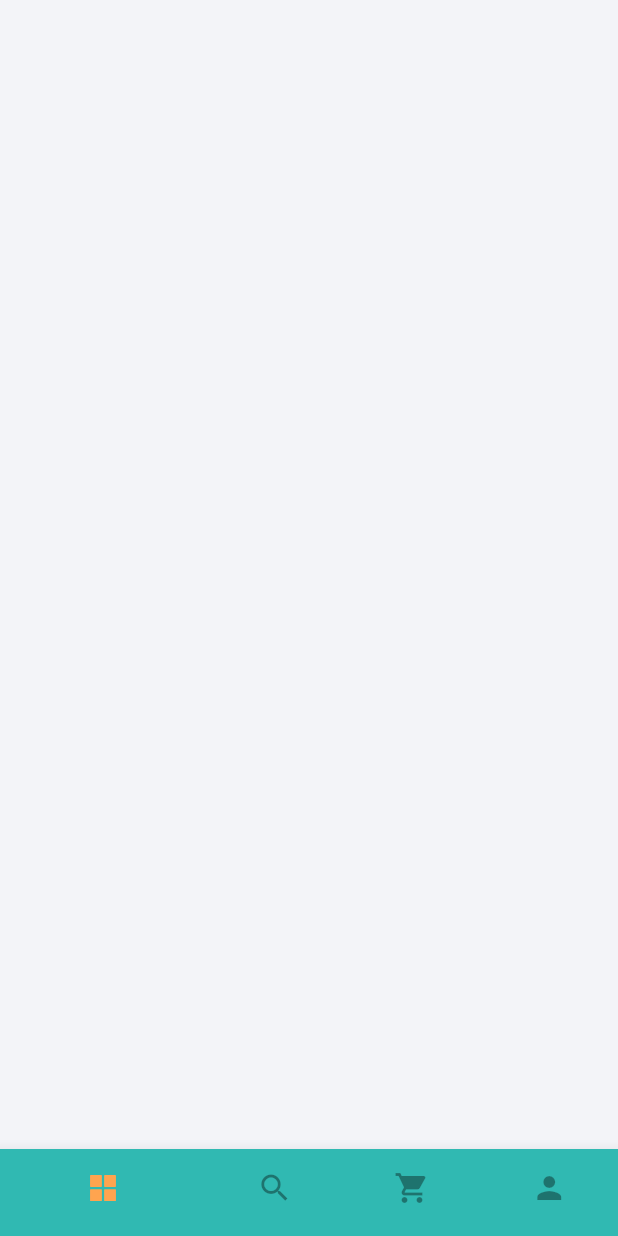
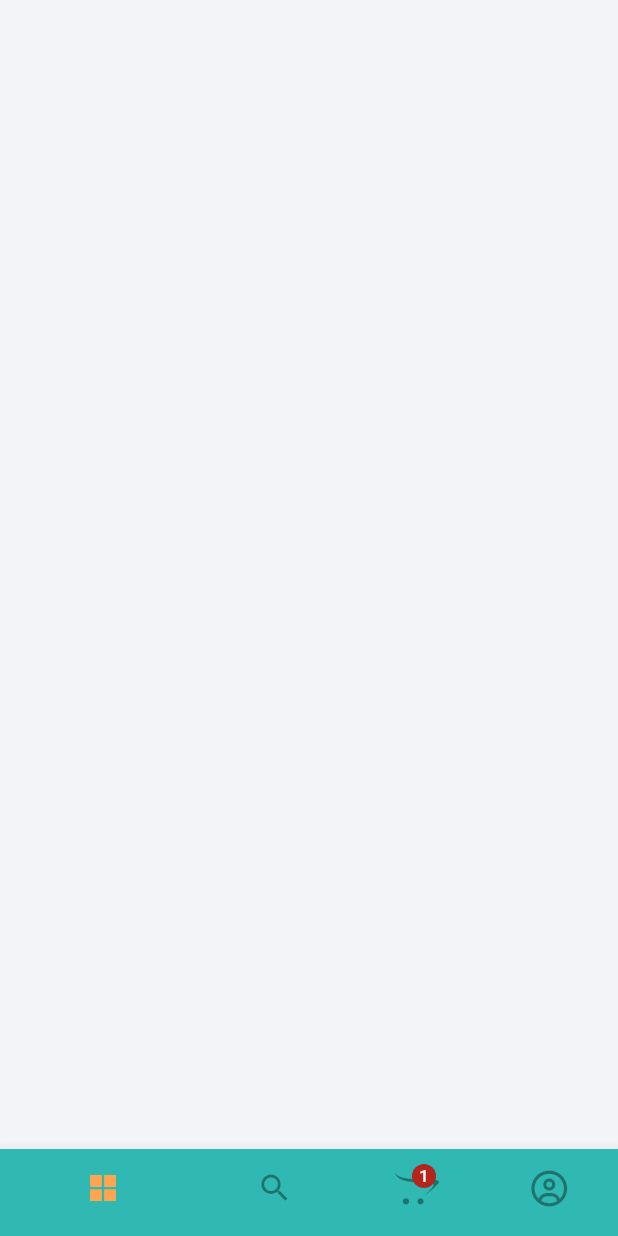
Before and after one commit to HumaCode/foodly---flutter, a Flutter app: the screen it shows after launch, on a phone screen of 412 x 824 dp. Run offline on Flutter 3.47's test engine with Material 3 defaults, Android fonts, the phone set to English and light mode, and no system bars; our stand-ins replace flutter_screenutil, flutter_vector_icons, get.

```diff
--- a/lib/views/entrypoint.dart
+++ b/lib/views/entrypoint.dart
@@ -34,21 +34,30 @@ class MainScreen extends StatelessWidget {
                     controller.setTableIndex = value;
                   },
                   currentIndex: controller.tabIndex,
-                  items: const [
+                  items: [
                     BottomNavigationBarItem(
-                      icon: Icon(AntDesign.appstore1),
+                      icon: controller.tabIndex == 0
+                          ? const Icon(AntDesign.appstore1)
+                          : const Icon(AntDesign.appstore_o),
                       label: 'Home',
                     ),
-                    BottomNavigationBarItem(
+                    const BottomNavigationBarItem(
                       icon: Icon(Icons.search),
                       label: 'Search',
                     ),
-                    BottomNavigationBarItem(
-                      icon: Icon(Icons.shopping_cart),
+                    const BottomNavigationBarItem(
+                      icon: Badge(
+                        label: Text('1'),
+                        child: Icon(
+                          FontAwesome.opencart,
+                        ),
+                      ),
                       label: 'Cart',
                     ),
                     BottomNavigationBarItem(
-                      icon: Icon(Icons.person),
+                      icon: controller.tabIndex == 3
+                          ? const Icon(FontAwesome.user_circle)
+                          : const Icon(FontAwesome.user_circle_o),
                       label: 'Profile',
                     ),
                   ],
```
